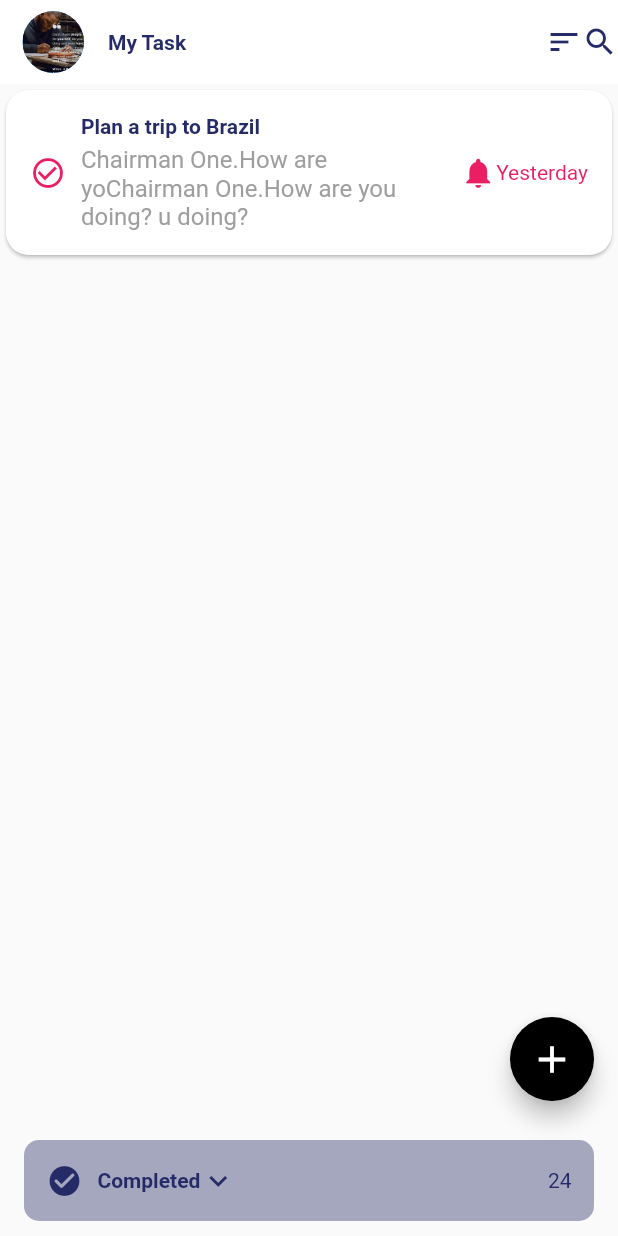
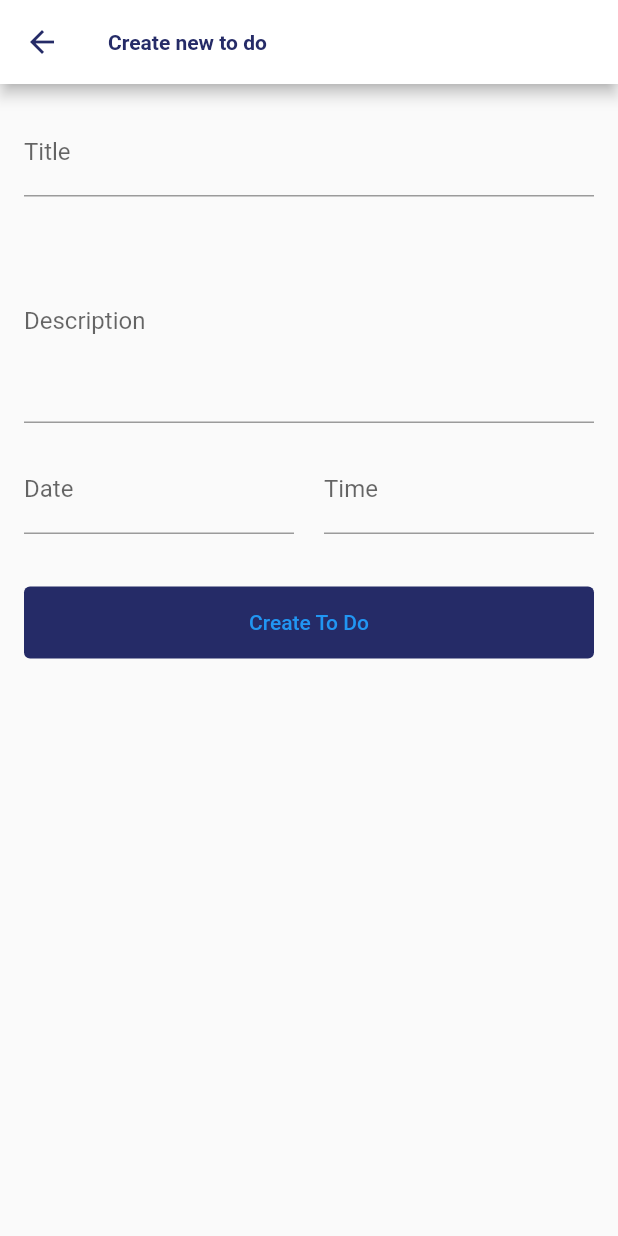
Before and after one commit to Kwakuciti/Kwakuciti, a Flutter app: the screen it shows after launch, after a tap on the "add" icon, on a phone screen of 412 x 824 dp. Run offline on Flutter 3.47's test engine with Material 2 defaults, Android fonts, the phone set to English and light mode, and no system bars; our stand-ins replace modal_bottom_sheet.

Commit message:
homeView

```diff
--- a/lib/home_view.dart
+++ b/lib/home_view.dart
@@ -1,5 +1,10 @@
+
+
 import 'package:flutter/material.dart';
+import 'package:todo_app/todotile_view.dart';
 import 'package:todo_app/utils.dart';
+import 'package:todo_app/views/create_todo.dart';
+import 'package:modal_bottom_sheet/modal_bottom_sheet.dart';
 
 class HomeView extends StatelessWidget {
   const HomeView({Key? key}) : super(key: key);
@@ -23,81 +28,42 @@ class HomeView extends StatelessWidget {
           Icon(Icons.search),
         ],
       ),
-      body: Card(
-        shape: RoundedRectangleBorder(borderRadius: BorderRadius.circular(15)),
-        child: Padding(
-          padding: const EdgeInsets.all(16),
-          child: Row(
-            children: [
-              Icon(
-                Icons.check_circle_outline,
-                color: Colors.pink,
-              ),
-              const SizedBox(
-                width: 10,
-              ),
-              Expanded(
-                child: Column(
-                  mainAxisSize: MainAxisSize.min,
-                  crossAxisAlignment: CrossAxisAlignment.start,
-                  children: [
-                    Text('Plan a trip to Brazil',
-                        style: TextStyle(
-                          fontWeight: FontWeight.w600,
-                          color: customBlue,
-                        )),
-                        const SizedBox(
-                          height: 5,
-                        ),
-                        Text(
-                          'Chairman One.How are yo''Chairman One.How are you doing?'' ''u doing?'' ',
-                          maxLines: 3,
-                          overflow: TextOverflow.ellipsis,
-                          style: TextStyle(
-                            color: Colors.grey,fontSize: 16,
-                          ),
-                        )
-                  ],
-                ),
-              ),
-              const SizedBox(width: 15,),
-              Row(
-                children: [
-                  Icon(Icons.notifications,color: Colors.pink,),
-                  Text('Yesterday', style: TextStyle(color: Colors.pink),)
-                ],
-              )
-
-            ],
-          ),
-        ),
-      ),
+      body: ListView.separated(itemBuilder: (context,index){
+        return const TodoTileView();
+        },
+        separatorBuilder: (context,index){
+          return const SizedBox(
+            height: 15,
+          );
+        },
+         itemCount: 5),
       floatingActionButton: FloatingActionButton(
           child: const Icon(
             Icons.add,
             size: 30,
           ),
-          onPressed: () {},
+          onPressed: () {
+            Navigator.of(context).push(MaterialPageRoute(builder: (context){
+              return const CreateToDo();
+            }));
+          },
           backgroundColor: Colors.black),
-          bottomNavigationBar: SafeArea(),
-    );
-  }
-}
-
-class SafeArea extends StatelessWidget {
-  const SafeArea({
-    Key? key,
-  }) : super(key: key);
-
-  @override
-  Widget build(BuildContext context) {
-    return Padding(
+          bottomNavigationBar: SafeArea(
+            child: Padding(
       padding: const EdgeInsets.symmetric(horizontal: 16, vertical: 10),
       child: Material(
         borderRadius: BorderRadius.circular(10),
         color: Color.fromRGBO(37, 43, 103, 0.4),
         child: Padding(
           padding: const EdgeInsets.all(15),
+          child: InkWell(
+            onTap: (){
+              showBarModalBottomSheet(
+                context: context,
+                 builder: (context){
+                   return  CompletedToDo();
+                 });
+            },
             child: Row(
 
               children: [
@@ -120,6 +86,47 @@ class SafeArea extends StatelessWidget {
             ),
           ),
         ),
+      ),
+    )
+  ),
     );
   }
 }
+
+class CompletedToDo extends StatelessWidget {
+  const CompletedToDo({
+    Key? key,
+  }) : super(key: key);
+
+  @override
+  Widget build(BuildContext context) {
+    return Card(
+      child: ListTile(
+        leading: Icon(
+          Icons.check_circle,
+          color: Colors.pink,
+          ),
+          title: Text(
+            'Plan a trip to Ghana',
+            style: TextStyle(color: Colors.blue),
+            ),
+            subtitle: Text(
+              'Lorem is the guy i want',
+              style: TextStyle(
+                color: Colors.black,
+              ),
+              ),
+              trailing: Row(
+             mainAxisSize: MainAxisSize.min,   children: [
+                  Icon(Icons.notifications,color: Colors.pink,),
+                  Text(
+                    'Yesterday',
+                    style: TextStyle(color: Colors.pink),
+                    )
+                ],
+              ),
+
+      ),
+    );
+  }
+}
--- /dev/null
+++ b/lib/todotile_view.dart
@@ -0,0 +1,60 @@
+import 'package:flutter/material.dart';
+import 'package:todo_app/utils.dart';
+                         class TodoTileView extends StatelessWidget {
+  const TodoTileView({
+    Key? key,
+  }) : super(key: key);
+
+  @override
+  Widget build(BuildContext context) {
+    return Card(
+      shape: RoundedRectangleBorder(borderRadius: BorderRadius.circular(15)),
+      child: Padding(
+        padding: const EdgeInsets.all(16),
+        child: Row(
+          children: [
+            Icon(
+              Icons.check_circle_outline,
+              color: Colors.pink,
+            ),
+            const SizedBox(
+              width: 10,
+            ),
+            Expanded(
+              child: Column(
+                mainAxisSize: MainAxisSize.min,
+                crossAxisAlignment: CrossAxisAlignment.start,
+                children: [
+                  Text('Plan a trip to Brazil',
+                      style: TextStyle(
+                        fontWeight: FontWeight.w600,
+                        color: customBlue,
+                      )),
+                      const SizedBox(
+                        height: 5,
+                      ),
+                      Text(
+                        'Chairman One.How are yo''Chairman One.How are you doing?'' ''u doing?'' ',
+                        maxLines: 3,
+                        overflow: TextOverflow.ellipsis,
+                        style: TextStyle(
+                          color: Colors.grey,fontSize: 16,
+                        ),
+                      )
+                ],
+              ),
+            ),
+            const SizedBox(width: 15,),
+            Row(
+              children: [
+                Icon(Icons.notifications,color: Colors.pink,),
+                Text('Yesterday', style: TextStyle(color: Colors.pink),)
+              ],
+            )
+
+          ],
+        ),
+      ),
+    );
+  }
+}
--- /dev/null
+++ b/lib/views/completedtodo_view.dart
@@ -0,0 +1 @@
+import 'package:flutter/material.dart';
--- /dev/null
+++ b/lib/views/create_todo.dart
@@ -0,0 +1,119 @@
+import 'package:flutter/material.dart';
+import 'package:todo_app/utils.dart';
+
+class CreateToDo extends StatelessWidget {
+  const CreateToDo({ Key? key }) : super(key: key);
+
+  @override
+  Widget build(BuildContext context) {
+    return Scaffold(
+      appBar: AppBar(
+        title: Text(
+          'Create new to do'
+          ),
+      ),
+      body: Form(child: ListView(
+        padding: const EdgeInsets.all(16),
+        children: [
+          TextFormField(
+            decoration: InputDecoration(
+              label: Text(
+                'Title',
+                ),
+                hintText: 'Please input your title here',
+                floatingLabelBehavior: FloatingLabelBehavior.never,
+                focusedBorder: UnderlineInputBorder(
+                  borderSide: BorderSide(color: customBlue),
+
+                ),
+            ),
+          ),
+      const    SizedBox(
+        height: 16,
+        ),
+        TextFormField(
+           keyboardType: TextInputType.multiline,
+            maxLines: 5,
+          textCapitalization: TextCapitalization.sentences,
+          decoration: InputDecoration(
+            label: Text('Description'),
+            hintText: 'Please enter description here',
+            focusedBorder: UnderlineInputBorder(borderSide: BorderSide(color: customBlue),
+            ),
+          ),
+        ),
+        SizedBox(height: 15,),
+        Row(
+          children: [
+            Expanded(child: TextFormField(
+              onTap: (){
+                showDatePicker(
+                  context: context,
+                   initialDate: DateTime.now(),
+                   firstDate: DateTime.now(),
+                    lastDate: DateTime.now().add(const Duration(days: 365)));
+              },
+              keyboardType: TextInputType.datetime,
+              textCapitalization: TextCapitalization.sentences,
+              maxLines: 1,
+              decoration: InputDecoration(
+                label: Text('Date'),
+                hintText: 'Please select a date',
+                floatingLabelBehavior: FloatingLabelBehavior.never,
+                focusedBorder: UnderlineInputBorder(
+                  borderSide: BorderSide(color: customBlue),
+                ),
+              ),
+            ),
+            ),
+            const SizedBox(
+              width: 20,),
+            Expanded(
+              child: TextFormField(
+              onTap: (){
+                showTimePicker(
+                  context: context, initialTime: TimeOfDay.now());
+
+
+
+              },
+              keyboardType: TextInputType.datetime,
+              textCapitalization: TextCapitalization.sentences,
+              maxLines: 1,
+              decoration: InputDecoration(
+                label: Text('Time'),
+                hintText: ' Time',
+                floatingLabelBehavior: FloatingLabelBehavior.never,
+                focusedBorder: UnderlineInputBorder(
+                  borderSide: BorderSide(color: customBlue),
+                ),
+            )),
+),
+
+
+          ]),
+
+
+           const SizedBox(height: 35),
+      TextButton(
+        onPressed: (){},
+        child: Text(
+          'Create To Do',
+          style: TextStyle() ,
+          ),
+          style: TextButton.styleFrom(
+            padding: const EdgeInsets.all(16),
+            backgroundColor: customBlue,
+          ),
+          ),
+
+        ],
+      ),
+
+      )
+      );
+
+
+
+  }
+}
--- a/pubspec.yaml
+++ b/pubspec.yaml
@@ -34,6 +34,7 @@ dependencies:
   # The following adds the Cupertino Icons font to your application.
   # Use with the CupertinoIcons class for iOS style icons.
   cupertino_icons: ^1.0.2
+  modal_bottom_sheet: ^2.0.0
 
 dev_dependencies:
   flutter_test:
```
Also changed, not shown: pubspec.lock, 1 other file. Lines whose indentation alone changed are shown as unchanged.
